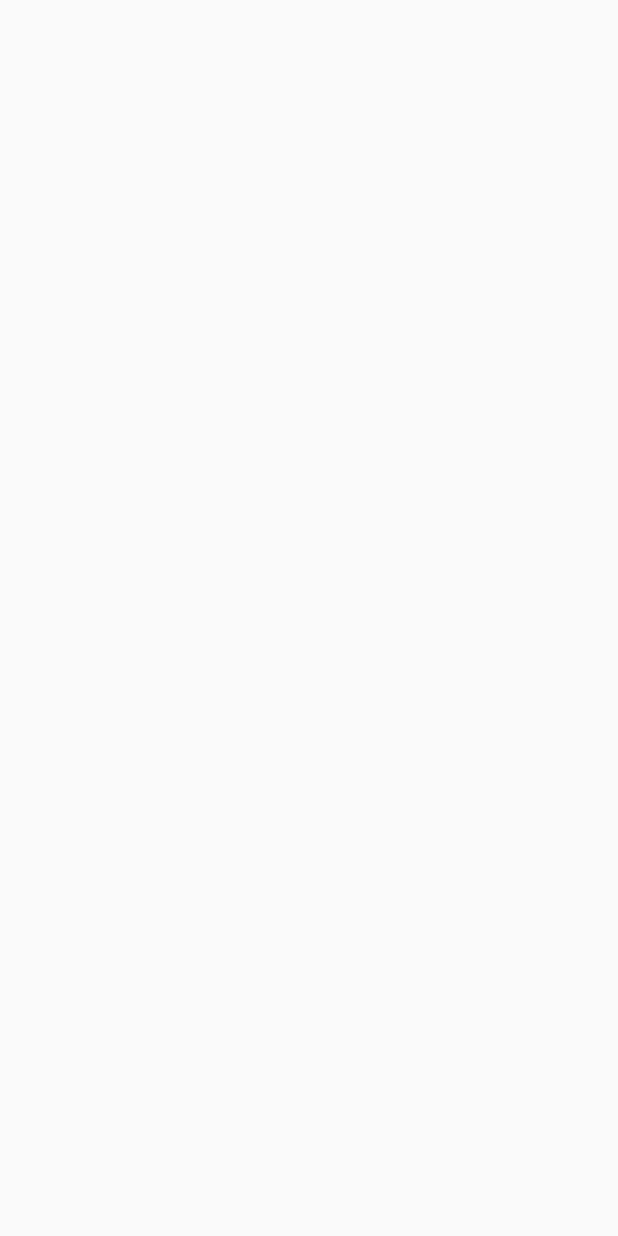
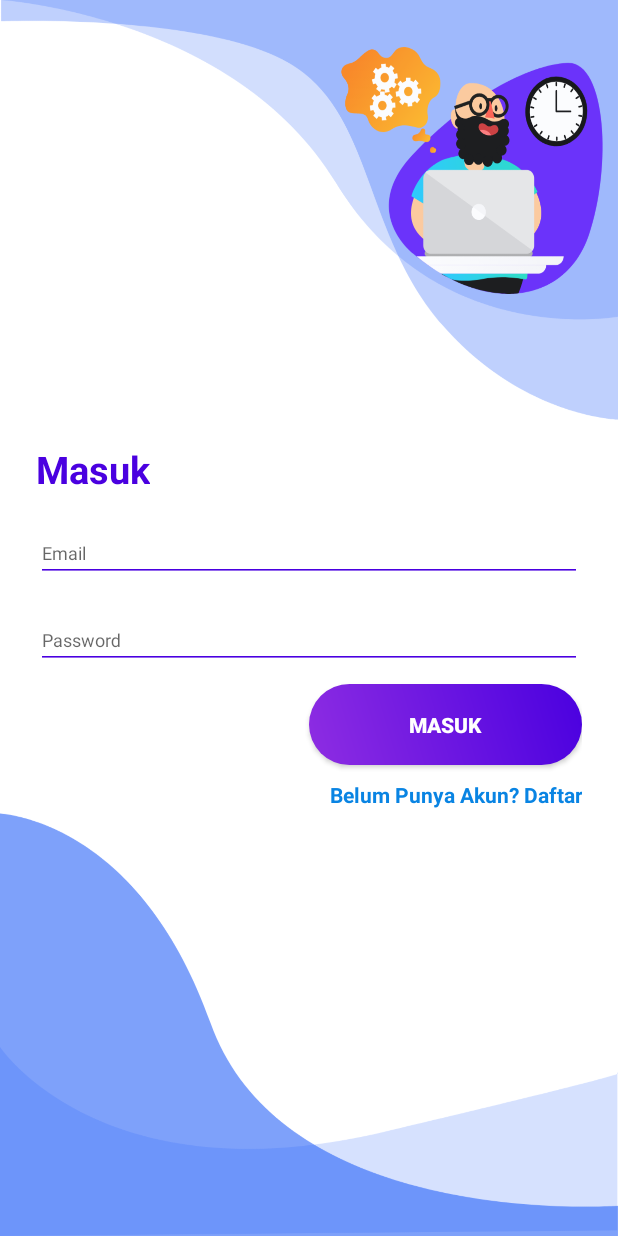
Before and after one commit to Yudas1337/PancasilaQuizApk, an Android app: the LoginActivity screen opened directly, with no data from a screen before it, on a phone screen of 412 x 824 dp. Before the commit the screen is empty. Run offline under Robolectric (Android 15) with nearby library versions, the phone set to English and light mode, and no system bars.

Commit message:
tampilan login

```diff
--- a/app/src/main/res/layout/activity_login.xml
+++ b/app/src/main/res/layout/activity_login.xml
@@ -4,6 +4,72 @@
     xmlns:tools="http://schemas.android.com/tools"
     android:layout_width="match_parent"
     android:layout_height="match_parent"
-    tools:context=".auth.LoginActivity">
+    tools:context=".auth.LoginActivity"
+    android:background="@drawable/login_bk"
+    android:focusableInTouchMode="true">
+
+    <LinearLayout android:layout_width="match_parent"
+        android:layout_height="wrap_content"
+        xmlns:app="http://schemas.android.com/apk/res-auto"
+        android:layout_marginBottom="8dp"
+        android:layout_marginEnd="24dp"
+        android:layout_marginStart="24dp"
+        android:layout_marginTop="8dp"
+        android:orientation="vertical"
+        app:layout_constraintBottom_toBottomOf="parent"
+        app:layout_constraintEnd_toEndOf="parent"
+        app:layout_constraintStart_toStartOf="parent"
+        app:layout_constraintTop_toTopOf="parent"
+        xmlns:android="http://schemas.android.com/apk/res/android">
+        <TextView
+            android:layout_width="wrap_content"
+            android:layout_height="wrap_content"
+            style="@style/loginHeader"
+            android:text="Masuk"
+            android:layout_marginTop="@dimen/loginViewsMargin"/>
+
+        <com.google.android.material.textfield.TextInputLayout
+            android:id="@+id/textInputEmail"
+            style="@style/parent"
+            android:layout_marginTop="@dimen/loginViewsMargin">
+
+            <EditText
+                android:id="@+id/txt_email_login"
+                style="@style/modifiedEditText"
+                android:hint="@string/login_email_hint"
+                android:inputType="textEmailAddress"
+                android:maxLines="1" />
+        </com.google.android.material.textfield.TextInputLayout>
+
+        <com.google.android.material.textfield.TextInputLayout
+            android:id="@+id/textInputPassword"
+            style="@style/parent"
+            android:layout_marginTop="@dimen/loginViewsMargin">
+
+            <EditText
+                android:id="@+id/txt_password_login"
+                style="@style/modifiedEditText"
+                android:hint="@string/login_password_hint"
+                android:inputType="textPassword"
+                android:maxLines="1" />
+        </com.google.android.material.textfield.TextInputLayout>
+
+        <Button
+            android:id="@+id/cirLoginButton"
+            style="@style/loginButton"
+            android:text="Masuk"
+            android:layout_gravity="right"
+            android:layout_marginTop="@dimen/loginViewsMargin"/>
+
+        <TextView
+            style="@style/parent"
+            android:textAlignment="textEnd"
+            android:textStyle="bold"
+            android:textColor="@color/primaryTextColor"
+            android:text="@string/signup_login_hint"
+            android:layout_marginTop="@dimen/loginViewsMargin"
+            android:gravity="end" />
+
+    </LinearLayout>
 
 </androidx.constraintlayout.widget.ConstraintLayout>
--- a/app/src/main/res/layout/activity_register.xml
+++ b/app/src/main/res/layout/activity_register.xml
@@ -7,7 +7,6 @@
     android:background="@drawable/login_bk"
     tools:context=".auth.RegisterActivity">
 
-    <?xml version="1.0" encoding="utf-8"?>
     <LinearLayout android:layout_width="match_parent"
         android:layout_height="wrap_content"
         android:layout_marginBottom="8dp"
```
Also changed, not shown: 1 other file.
